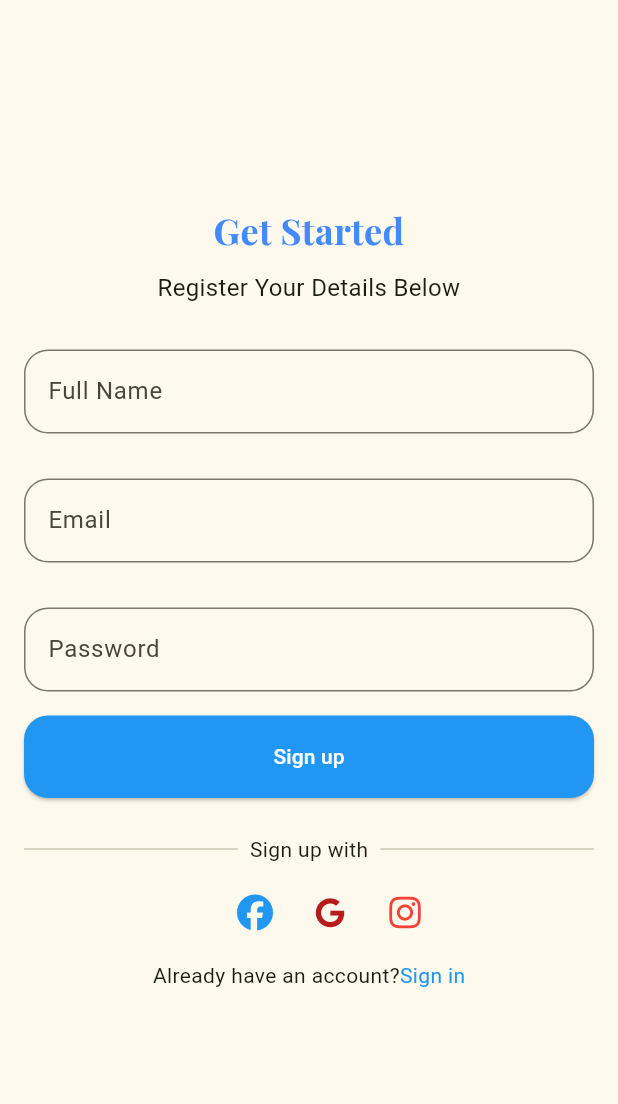
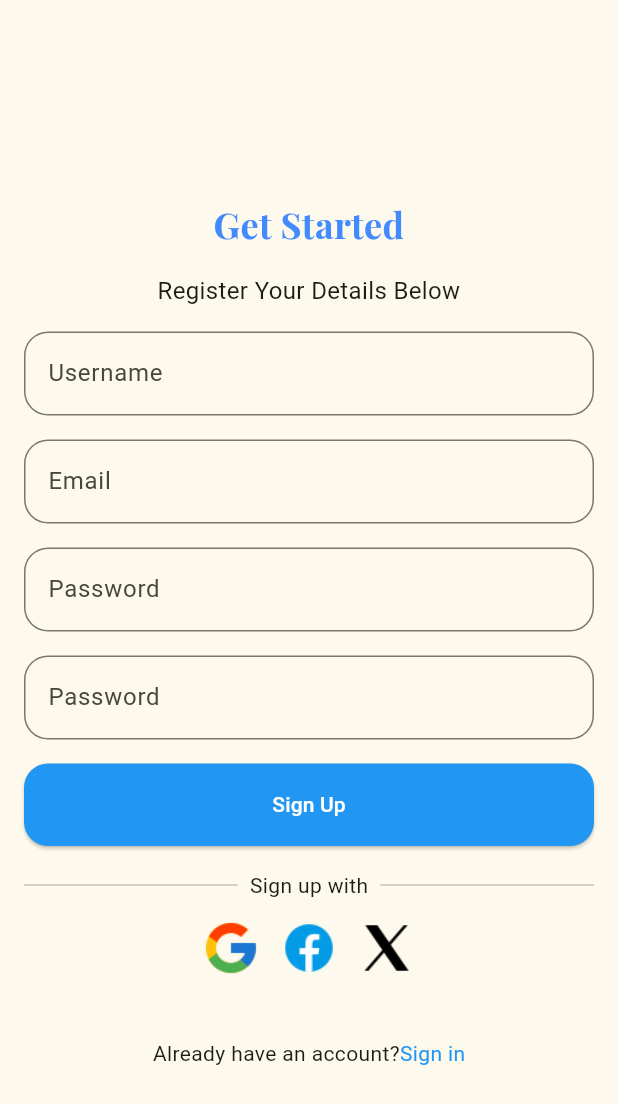
Before and after one commit to uchechi09/wtf_first_flutter_projects, a Flutter app: the SignupPage screen opened by its route, on a phone screen of 412 x 824 dp. Shown: the top 1104 px of the screen. Run offline on Flutter 3.47's test engine with Material 3 defaults, Android fonts, the phone set to English and light mode, and no system bars; our stand-ins replace google_fonts; missing offline and left inert: dart:ffi.

Commit message:
20th Oct, updated login and sign, extract reuse of widgets and making my code modular

```diff
--- a/lib/main.dart
+++ b/lib/main.dart
@@ -29,7 +29,7 @@ class MyApp extends StatelessWidget {
       "/signup":(context)=> SignupPage(),
 
      },
-     initialRoute: "/login",
+     //initialRoute: "/login",
       //home: BottomNavigation(),
     );
   }
--- a/lib/pages/login_page.dart
+++ b/lib/pages/login_page.dart
@@ -1,8 +1,10 @@
 import 'package:flutter/material.dart';
-import 'package:font_awesome_flutter/font_awesome_flutter.dart';
 import 'package:google_fonts/google_fonts.dart';
-import 'package:icons_plus/icons_plus.dart';
 import 'package:wtf_flutter_projects/pages/signup_page.dart';
+import 'package:wtf_flutter_projects/widgets/custom_button.dart';
+import 'package:wtf_flutter_projects/widgets/custom_textfield.dart';
+import 'package:wtf_flutter_projects/widgets/password_textfield.dart';
+import 'package:wtf_flutter_projects/widgets/social_signin.dart';
 
 class LoginPage extends StatelessWidget {
   const LoginPage({super.key});
@@ -31,70 +33,28 @@ class LoginPage extends StatelessWidget {
               style: TextStyle(fontSize: 16),
             ),
             SizedBox(height: 32),
-            TextField(
-              decoration: InputDecoration(
-                border: OutlineInputBorder(
-                  borderRadius: BorderRadius.circular(16),
-                ),
-                labelText: "Email",
-              ),
-            ),
+            CustomTextField(label: "Email"),
             SizedBox(height: 16),
-            TextField(
-              decoration: InputDecoration(
-                border: OutlineInputBorder(
-                  borderRadius: BorderRadius.circular(16),
-                ),
-                labelText: "Password",
-              ),
-              obscureText: true,
-            ),
+            PassswordTextField(),
             SizedBox(height: 16),
-            ElevatedButton(
-              style: ElevatedButton.styleFrom(
-                fixedSize: Size(400, 55),
-                shape: RoundedRectangleBorder(
-                  borderRadius: BorderRadius.circular(16),
-                ),
-                backgroundColor: Colors.blue,
-                foregroundColor: Colors.white,
-              ),
-              onPressed: () {},
-              child: Text("Login"),
+            CustomButton(text: "Login",
+            onPressed: () {
+              Navigator.of(context).pushReplacementNamed("/home");
+            },
             ),
             SizedBox(height: 24),
-            Row(
-              spacing: 8,
-              mainAxisSize: MainAxisSize.max,
-              children: [
-                Expanded(child: Divider()),
-                Text("Sign up with"),
-                Expanded(child: Divider()),
-              ],
-            ),
-            SizedBox(height: 20,),
-           Row(
-            spacing: 28,
-            mainAxisAlignment: MainAxisAlignment.center,
-            crossAxisAlignment: CrossAxisAlignment.center,
-             children: [
-              SizedBox(height:20 ),
-               Icon(FontAwesomeIcons.facebook,color: Colors.blue, size: 24,),
-                Icon(FontAwesomeIcons.google,color:  Colors.red.shade900,size: 20,),
-                Icon(FontAwesomeIcons.instagram,color: Colors.red,size: 24,),
 
-             ],
-           ),
-            SizedBox(height: 20),
+            SocialSignin(text: "Sign in with",),
+
+            SizedBox(height: 36),
             Row(
               mainAxisAlignment: MainAxisAlignment.center,
-              spacing: 4,
               children: [
                 Text("Don't have an account?"),
                 GestureDetector(
-                onTap: () {
-                  Navigator.of(context).pushReplacementNamed("/signup");
-                },
+                  onTap: () {
+                    Navigator.of(context).pushReplacementNamed("/signup");
+                  },
                   child: Text("Sign Up", style: TextStyle(color: Colors.blue)),
                 ),
               ],
--- a/lib/pages/onboarding_page.dart
+++ b/lib/pages/onboarding_page.dart
@@ -2,6 +2,7 @@ import 'dart:ffi';
 
 import 'package:flutter/material.dart';
 import 'package:google_fonts/google_fonts.dart';
+import 'package:wtf_flutter_projects/widgets/custom_indicator.dart';
 
 class OnboardingPage extends StatefulWidget {
   const OnboardingPage({super.key});
@@ -90,32 +91,6 @@ OnboardingItem(
   }
 }
 
-class Customeindicator extends StatelessWidget {
-  const Customeindicator({
-    required this.indicatorCount,
-    required this.activeindex,
-  });
-  final int indicatorCount;
-  final int activeindex;
-  @override
-  Widget build(BuildContext context) {
-    return Row(
-      spacing: 2,
-      mainAxisAlignment: MainAxisAlignment.center,
-      children: List.generate(
-        indicatorCount,
-        (index) => Container(
-          decoration: BoxDecoration(
-            shape: BoxShape.circle,
-            color: activeindex == index ? Colors.blue : Colors.blue.shade200,
-          ),
-          height: 10,
-          width: 10,
-        ),
-      ),
-    );
-  }
-}
 
 class OnboardingItem {
   String title;
--- a/lib/pages/signup_page.dart
+++ b/lib/pages/signup_page.dart
@@ -1,7 +1,11 @@
 import 'package:flutter/material.dart';
-import 'package:font_awesome_flutter/font_awesome_flutter.dart';
 import 'package:google_fonts/google_fonts.dart';
-import 'package:icons_plus/icons_plus.dart';
+import 'package:wtf_flutter_projects/pages/login_page.dart';
+import 'package:wtf_flutter_projects/widgets/custom_button.dart';
+import 'package:wtf_flutter_projects/widgets/custom_textfield.dart';
+import 'package:wtf_flutter_projects/widgets/password_textfield.dart';
+import 'package:wtf_flutter_projects/widgets/social_signin.dart';
+
 
 class SignupPage extends StatefulWidget {
   const SignupPage({super.key});
@@ -17,8 +21,11 @@ class _SignupPageState extends State<SignupPage> {
       body: SingleChildScrollView(
         padding: EdgeInsets.all(16),
         child: Column(
+          spacing: 16,
+          mainAxisAlignment: MainAxisAlignment.center,
+          crossAxisAlignment: CrossAxisAlignment.stretch,
           children: [
-            SizedBox(height: 120),
+            SizedBox(height: 100,),
             Text(
               "Get Started",
               textAlign: TextAlign.center,
@@ -28,71 +35,24 @@ class _SignupPageState extends State<SignupPage> {
                 color: Colors.blueAccent,
               ),
             ),
-            SizedBox(height: 10,),
+
             Text(
               "Register Your Details Below",
               textAlign: TextAlign.center,
-              style: TextStyle(fontSize: 16),
+              style:
+               TextStyle(fontSize: 16),
             ),
-            SizedBox(height: 30,),
-            TextField(
-              decoration: InputDecoration(
-                border: OutlineInputBorder(borderRadius: BorderRadius.circular(16)),
-                labelText: "Full Name"
-              ),
-            ),
-              SizedBox(height: 30,),
-            TextField(
-              decoration: InputDecoration(
-                border: OutlineInputBorder(borderRadius: BorderRadius.circular(16)),
-                labelText: "Email"
-              ),
-            ),
-              SizedBox(height: 30,),
-            TextField(
-              decoration: InputDecoration(
-                border: OutlineInputBorder(borderRadius: BorderRadius.circular(16)),
-                labelText: "Password"
-              ),
-              obscureText: true,
-            ),
-             SizedBox(height: 16),
-            ElevatedButton(
-              style: ElevatedButton.styleFrom(
-                fixedSize: Size(400, 55),
-                shape: RoundedRectangleBorder(
-                  borderRadius: BorderRadius.circular(16),
-                ),
-                backgroundColor: Colors.blue,
-                foregroundColor: Colors.white,
-              ),
-              onPressed: () {},
-              child: Text("Sign up"),
-            ),
-            SizedBox(height: 24),
-            Row(
-              spacing: 8,
-              mainAxisSize: MainAxisSize.max,
-              children: [
-                Expanded(child: Divider()),
-                Text("Sign up with"),
-                Expanded(child: Divider()),
-              ],
-            ),
-            SizedBox(height: 20,),
-           Row(
-            spacing: 28,
-            mainAxisAlignment: MainAxisAlignment.center,
-            crossAxisAlignment: CrossAxisAlignment.center,
-             children: [
-              SizedBox(height:20 ),
-               Icon(FontAwesome.facebook_brand,color: Colors.blue,size: 24,),
-                Icon(FontAwesome.google_brand,color:  Colors.red.shade900,size: 20,),
-                Icon(FontAwesomeIcons.instagram,color: Colors.red,size: 24,),
-
-             ],
+           CustomTextField(label: "Username"),
+           CustomTextField(label: "Email"),
+           PassswordTextField(),
+           PassswordTextField(),
+           CustomButton(text: "Sign Up",
+           onPressed: () {
+              Navigator.of(context).pushReplacementNamed("/home");
+            },
            ),
-            SizedBox(height: 20),
+           SocialSignin(text: "Sign up with",),
+            SizedBox(height: 8),
             Row(
               mainAxisAlignment: MainAxisAlignment.center,
               children: [
--- /dev/null
+++ b/lib/widgets/custom_button.dart
@@ -0,0 +1,26 @@
+import 'package:flutter/material.dart';
+
+class CustomButton extends StatelessWidget {
+  const CustomButton({
+    super.key,
+    required this.text,
+     this.onPressed,
+  });
+    final String text;
+    final Function()? onPressed;
+  @override
+  Widget build(BuildContext context) {
+    return ElevatedButton(
+      style: ElevatedButton.styleFrom(
+        fixedSize: Size(400, 55),
+        shape: RoundedRectangleBorder(
+          borderRadius: BorderRadius.circular(16),
+        ),
+        backgroundColor: Colors.blue,
+        foregroundColor: Colors.white,
+      ),
+      onPressed: onPressed,
+      child: Text(text),
+    );
+  }
+}
--- a/lib/widgets/custom_indicator.dart
+++ b/lib/widgets/custom_indicator.dart
@@ -0,0 +1,28 @@
+import 'package:flutter/material.dart';
+
+class Customeindicator extends StatelessWidget {
+  const Customeindicator({
+    required this.indicatorCount,
+    required this.activeindex,
+  });
+  final int indicatorCount;
+  final int activeindex;
+  @override
+  Widget build(BuildContext context) {
+    return Row(
+      spacing: 2,
+      mainAxisAlignment: MainAxisAlignment.center,
+      children: List.generate(
+        indicatorCount,
+        (index) => Container(
+          decoration: BoxDecoration(
+            shape: BoxShape.circle,
+            color: activeindex == index ? Colors.blue : Colors.blue.shade200,
+          ),
+          height: 10,
+          width: 10,
+        ),
+      ),
+    );
+  }
+}
--- /dev/null
+++ b/lib/widgets/custom_textfield.dart
@@ -0,0 +1,20 @@
+import 'package:flutter/material.dart';
+
+class CustomTextField extends StatelessWidget {
+  const CustomTextField({
+    super.key,
+     required this.label,
+  });
+     final String label;
+  @override
+  Widget build(BuildContext context) {
+    return TextField(
+      decoration: InputDecoration(
+        border: OutlineInputBorder(
+          borderRadius: BorderRadius.circular(16),
+        ),
+        labelText: label,
+      ),
+    );
+  }
+}
--- /dev/null
+++ b/lib/widgets/password_textfield.dart
@@ -0,0 +1,19 @@
+import 'package:flutter/material.dart';
+
+class PassswordTextField extends StatelessWidget {
+  const PassswordTextField({
+    super.key,
+  });
+  @override
+  Widget build(BuildContext context) {
+    return TextField(
+      decoration: InputDecoration(
+        border: OutlineInputBorder(
+          borderRadius: BorderRadius.circular(16),
+        ),
+        labelText: "Password",
+      ),
+      obscureText: true,
+    );
+  }
+}
--- /dev/null
+++ b/lib/widgets/social_signin.dart
@@ -0,0 +1,51 @@
+import 'package:flutter/material.dart';
+
+class SocialSignin extends StatelessWidget {
+  const SocialSignin({
+    super.key, required this.text,
+  });
+    final String text;
+  @override
+  Widget build(BuildContext context) {
+    return Column(
+      children: [
+        Row(
+          spacing: 8,
+          mainAxisSize: MainAxisSize.max,
+          children: [
+            Expanded(child: Divider()),
+            Text("Sign up with"),
+            Expanded(child: Divider()),
+          ],
+        ),
+        SizedBox(height: 12),
+        Row(
+          mainAxisAlignment: MainAxisAlignment.center,
+          spacing: 12,
+          children: [
+            InkWell(
+              onTap: () {},
+              child: Image.asset(
+                "assets/google.png",
+                width: 40,
+                height: 40,
+              ),
+            ),
+            InkWell(
+              onTap: () {},
+              child: Image.asset(
+                "assets/facebook.png",
+                width: 40,
+                height: 40,
+              ),
+            ),
+            InkWell(
+              onTap: () {},
+              child: Image.asset("assets/x.png", width: 40, height: 40),
+            ),
+          ],
+        ),
+      ],
+    );
+  }
+}
```
Also changed, not shown: assets/facebook.png (added), assets/google.png (added), assets/x.png (added), pubspec.yaml (line endings or trailing spaces).
